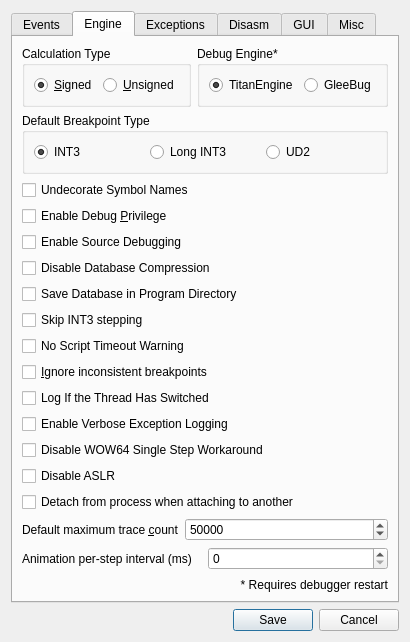
Before: the Qt Designer form src/gui/Src/Gui/SettingsDialog.ui in christopher-conley/x64dbg-linux, drawn with Qt 5.
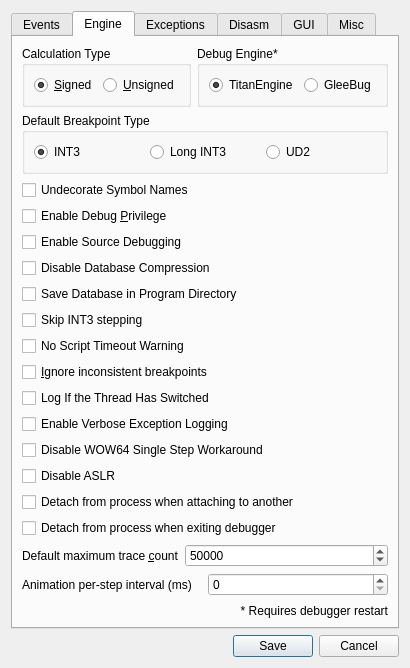
After: the same form once the commit is applied. The open tabs and pages were chosen to show the change. Icons and pictures are not drawn.

Commit message: Added detach on exit setting

Patch:
```diff
--- a/src/gui/Src/Gui/SettingsDialog.ui
+++ b/src/gui/Src/Gui/SettingsDialog.ui
@@ -412,6 +412,16 @@
          </property>
         </widget>
        </item>
+       <item>
+        <widget class="QCheckBox" name="chkDetachOnExit">
+         <property name="text">
+          <string>Detach from process when exiting debugger</string>
+         </property>
+         <property name="toolTip">
+          <string>When enabled, exiting x64dbg will detach from the current process instead of terminating it</string>
+         </property>
+        </widget>
+       </item>
        <item>
         <layout class="QHBoxLayout" name="horizontalLayoutMaxTraceCount">
          <item>
```
The commit also changes 3 other files.
